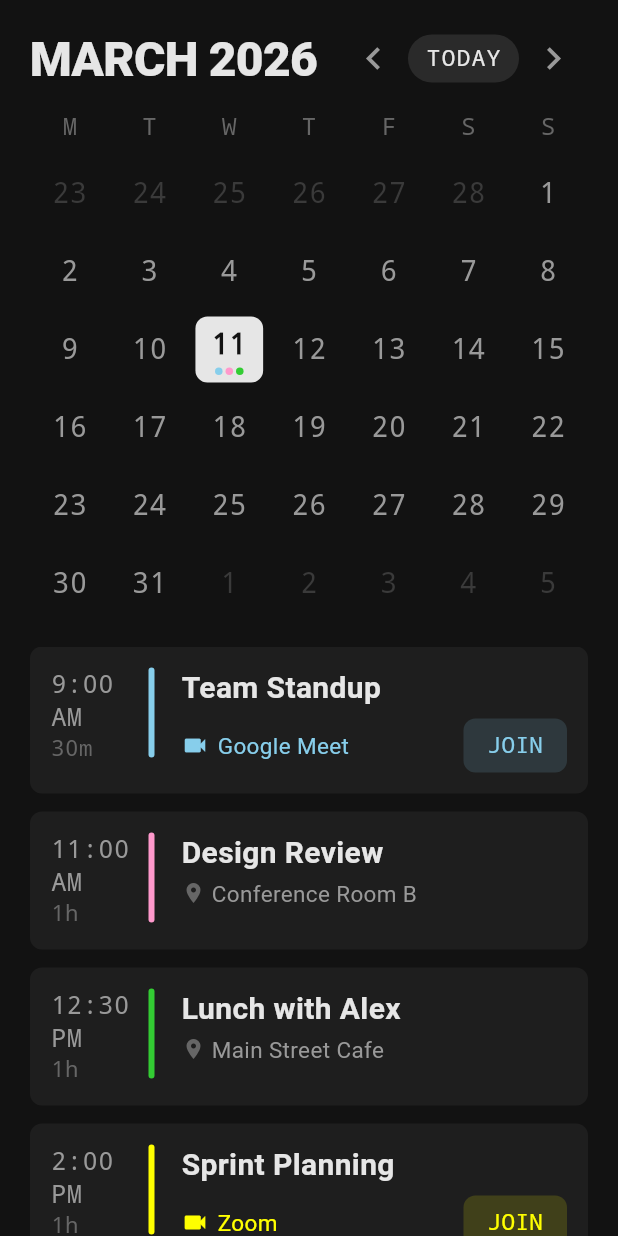
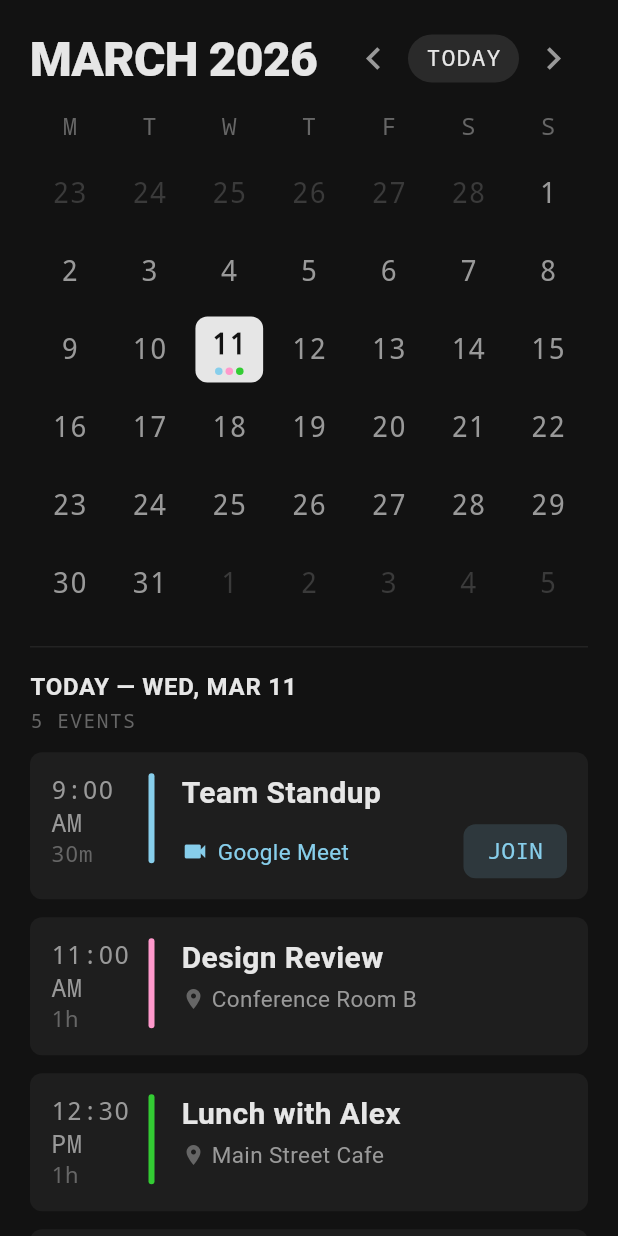
Before and after one commit to aida-arch/VoidMail, a Flutter app: the CalendarTabView widget shown alone on an empty page, opened directly, on a phone screen of 412 x 824 dp. Run offline on Flutter 3.47's test engine with Material 3 defaults, Android fonts, the phone set to English and light mode, and no system bars; our stand-ins replace audioplayers, file_picker, flutter_dotenv, flutter_local_notifications, local_auth, open_filex and 2 more; missing offline and left inert: flutter_web_auth_2, workmanager; accounts and stored records are empty; network calls fail; statements that could not run were skipped.

Commit message:
Add selected day divider with date label and event count to calendar
Shows "TODAY — WED, MAR 11" header with event count between
the calendar grid and event cards for better context.

Co-Authored-By: Claude Opus 4.6 <noreply@anthropic.com>

```diff
--- a/lib/views/calendar/calendar_tab_view.dart
+++ b/lib/views/calendar/calendar_tab_view.dart
@@ -75,6 +75,41 @@ class _CalendarTabViewState extends State<CalendarTabView> {
         _buildCalendarGrid(daysInMonth, calendarService),
 
         const SizedBox(height: 16),
+
+        // Selected day divider
+        Padding(
+          padding: const EdgeInsets.symmetric(horizontal: 20),
+          child: Column(
+            crossAxisAlignment: CrossAxisAlignment.start,
+            children: [
+              Container(
+                height: 0.5,
+                color: VoidColors.border,
+              ),
+              const SizedBox(height: 16),
+              Text(
+                _isToday(_selectedDate)
+                    ? 'TODAY — ${DateFormat('EEE, MMM d').format(_selectedDate).toUpperCase()}'
+                    : DateFormat('EEE, MMM d').format(_selectedDate).toUpperCase(),
+                style: Typo.headline.copyWith(
+                  fontSize: 16,
+                  letterSpacing: 0.5,
+                  color: VoidColors.textPrimary,
+                ),
+              ),
+              const SizedBox(height: 4),
+              Text(
+                '${selectedDayEvents.length} EVENTS',
+                style: Typo.mono.copyWith(
+                  fontSize: 13,
+                  color: VoidColors.textTertiary,
+                  letterSpacing: 1,
+                ),
+              ),
+              const SizedBox(height: 12),
+            ],
+          ),
+        ),
 
         // Selected day events
         Expanded(
```
